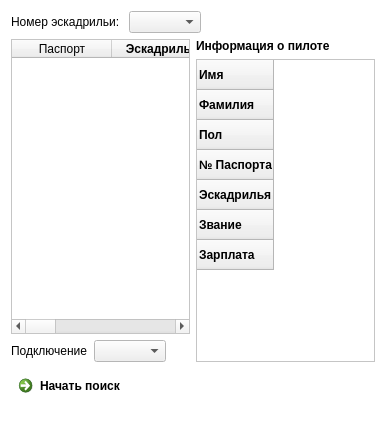
Old version of the form mainwindow.ui in the repository Domerk/AeroClient.
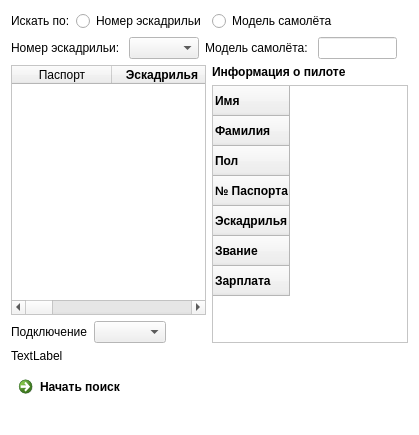
New version of the form.

Commit message: Добавлен поиск по модели самолёта

```diff
--- a/mainwindow.ui
+++ b/mainwindow.ui
@@ -6,7 +6,7 @@
    <rect>
     <x>0</x>
     <y>0</y>
-    <width>386</width>
+    <width>419</width>
     <height>435</height>
    </rect>
   </property>
@@ -79,6 +79,56 @@
   </property>
   <widget class="QWidget" name="centralWidget">
    <layout class="QVBoxLayout" name="verticalLayout_2">
+    <item>
+     <layout class="QHBoxLayout" name="horizontalLayout_5">
+      <property name="leftMargin">
+       <number>0</number>
+      </property>
+      <property name="topMargin">
+       <number>0</number>
+      </property>
+      <property name="rightMargin">
+       <number>0</number>
+      </property>
+      <property name="bottomMargin">
+       <number>0</number>
+      </property>
+      <item>
+       <widget class="QLabel" name="label_4">
+        <property name="text">
+         <string>Искать по:</string>
+        </property>
+       </widget>
+      </item>
+      <item>
+       <widget class="QRadioButton" name="radioButton">
+        <property name="text">
+         <string>Номер эскадрильи</string>
+        </property>
+       </widget>
+      </item>
+      <item>
+       <widget class="QRadioButton" name="radioButton_2">
+        <property name="text">
+         <string>Модель самолёта</string>
+        </property>
+       </widget>
+      </item>
+      <item>
+       <spacer name="horizontalSpacer_4">
+        <property name="orientation">
+         <enum>Qt::Horizontal</enum>
+        </property>
+        <property name="sizeHint" stdset="0">
+         <size>
+          <width>40</width>
+          <height>20</height>
+         </size>
+        </property>
+       </spacer>
+      </item>
+     </layout>
+    </item>
     <item>
      <layout class="QHBoxLayout" name="horizontalLayout">
       <property name="leftMargin">
@@ -110,6 +160,23 @@
         </property>
        </widget>
       </item>
+      <item>
+       <widget class="QLabel" name="label_5">
+        <property name="text">
+         <string>Модель самолёта: </string>
+        </property>
+       </widget>
+      </item>
+      <item>
+       <widget class="QLineEdit" name="lineEdit">
+        <property name="maximumSize">
+         <size>
+          <width>200</width>
+          <height>16777215</height>
+         </size>
+        </property>
+       </widget>
+      </item>
       <item>
        <spacer name="horizontalSpacer">
         <property name="orientation">
@@ -210,6 +277,34 @@
             <set>AlignCenter</set>
            </property>
           </column>
+          <column>
+           <property name="text">
+            <string>Модель</string>
+           </property>
+           <property name="font">
+            <font>
+             <weight>75</weight>
+             <bold>true</bold>
+            </font>
+           </property>
+           <property name="textAlignment">
+            <set>AlignCenter</set>
+           </property>
+          </column>
+          <column>
+           <property name="text">
+            <string>Налёт</string>
+           </property>
+           <property name="font">
+            <font>
+             <weight>75</weight>
+             <bold>true</bold>
+            </font>
+           </property>
+           <property name="textAlignment">
+            <set>AlignCenter</set>
+           </property>
+          </column>
          </widget>
         </item>
         <item>
@@ -368,6 +463,13 @@
       </item>
      </layout>
     </item>
+    <item>
+     <widget class="QLabel" name="label_6">
+      <property name="text">
+       <string>TextLabel</string>
+      </property>
+     </widget>
+    </item>
     <item>
      <layout class="QHBoxLayout" name="horizontalLayout_3">
       <property name="leftMargin">
@@ -406,6 +508,11 @@
     </item>
     <item>
      <widget class="QLabel" name="stats">
+      <property name="font">
+       <font>
+        <pointsize>8</pointsize>
+       </font>
+      </property>
       <property name="text">
        <string/>
       </property>
```
The commit also changes 3 other files.
